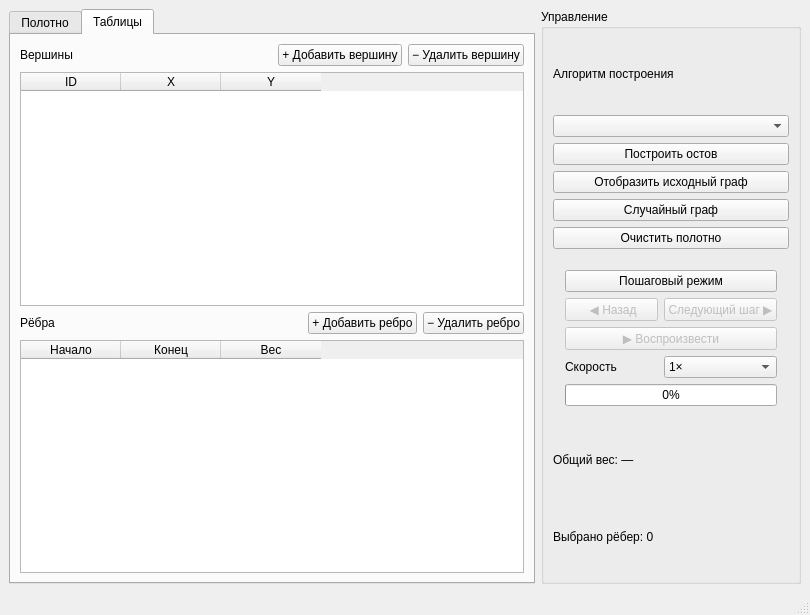
Qt form ui/main_window.ui (rektoww/MST_Visualizer) before a commit.
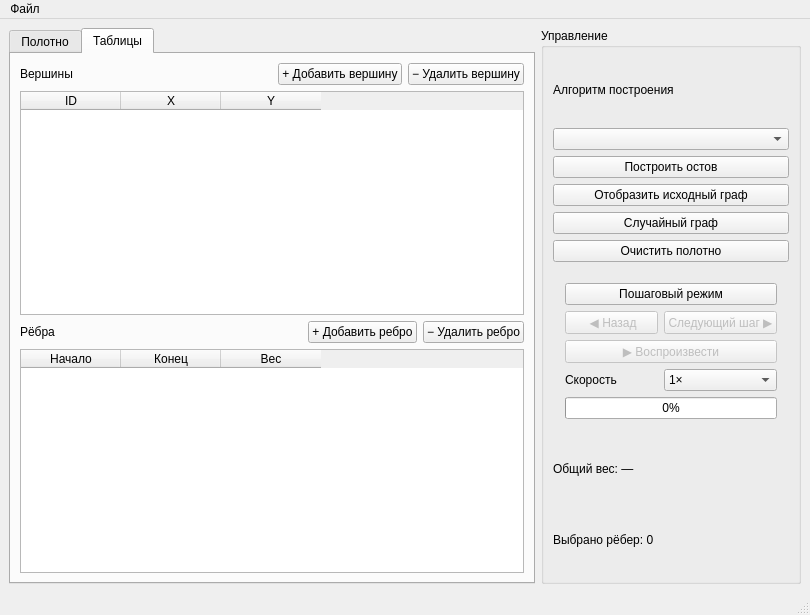
The same form after that commit.

The edit to the form file:
```diff
--- a/ui/main_window.ui
+++ b/ui/main_window.ui
@@ -60,8 +60,8 @@
               </property>
               <property name="sizeHint" stdset="0">
                <size>
-                <width>40</width>
-                <height>20</height>
+                <width>0</width>
+                <height>0</height>
                </size>
               </property>
              </spacer>
@@ -120,8 +120,8 @@
               </property>
               <property name="sizeHint" stdset="0">
                <size>
-                <width>40</width>
-                <height>20</height>
+                <width>0</width>
+                <height>0</height>
                </size>
               </property>
              </spacer>
@@ -351,6 +351,14 @@
      <height>33</height>
     </rect>
    </property>
+   <widget class="QMenu" name="menuFile">
+    <property name="title">
+     <string>Файл</string>
+    </property>
+    <addaction name="actionSettings"/>
+    <addaction name="actionExit"/>
+   </widget>
+   <addaction name="menuFile"/>
   </widget>
   <widget class="QStatusBar" name="statusbar"/>
  </widget>
```
Left out of the diff: 25 changed lines with no effect on the pictures.
